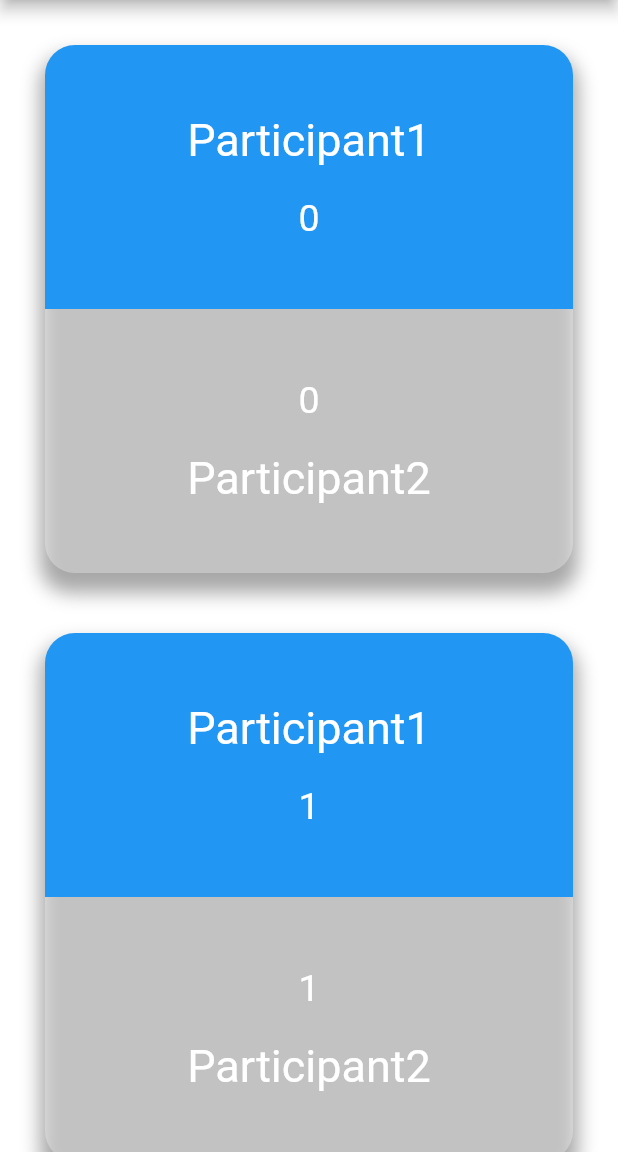
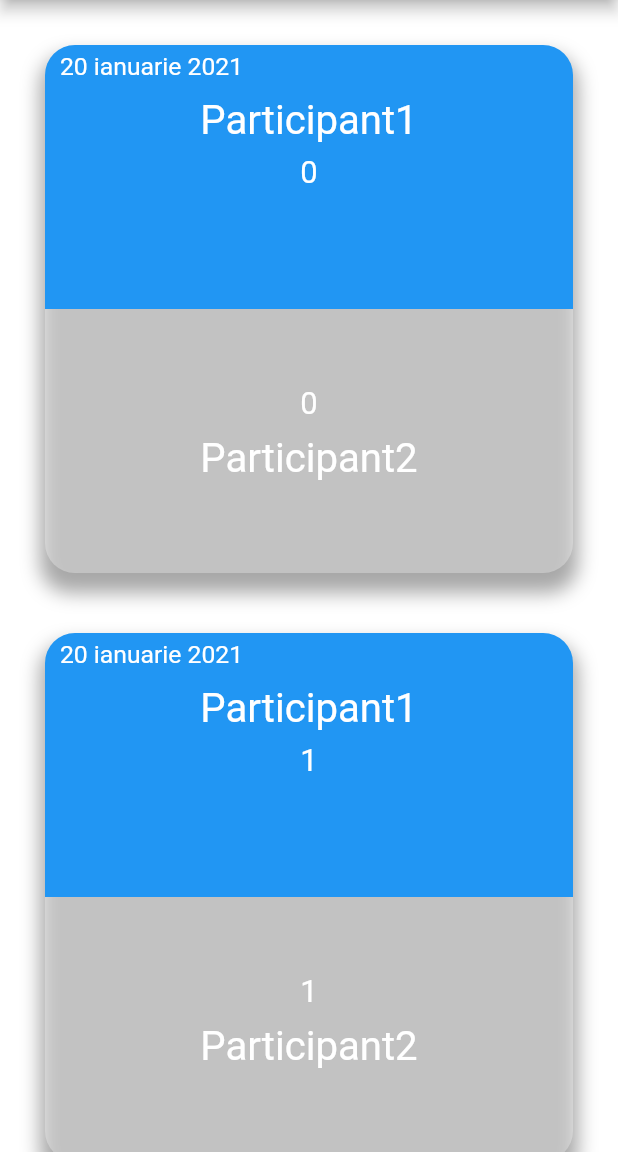
Before and after one commit to divide-et-impera-ltd/pangration-scoreboard, a Flutter app: the screen it shows after launch, on a phone screen of 412 x 824 dp, the part 84-1236 px from its top. Run offline on Flutter 3.47's test engine with Material 2 defaults, Android fonts, the light colour scheme and no system bars; drawn by our look-alikes of auto_size_text; our stand-ins replace sizer.

Commit message:
Added date on card and made it responsive

```diff
--- a/lib/app/models/match.dart
+++ b/lib/app/models/match.dart
@@ -13,5 +13,4 @@ class Match {
   List<Participant> participants;
   String date;
   String result;
-
 }
--- a/lib/main.dart
+++ b/lib/main.dart
@@ -1,7 +1,7 @@
 import 'package:flutter/material.dart';
 
 import 'ui/custom_widgets/grid_cell.dart';
-
+import 'package:sizer/sizer.dart';
 
 // <!-- The core Firebase JS SDK is always required and must be listed first -->
 // <script src="/__/firebase/8.2.4/firebase-app.js"></script>
@@ -47,9 +47,9 @@ class _MyHomePageState extends State<MyHomePage> {
     final Orientation orientation = MediaQuery.of(context).orientation;
     var screenSize = MediaQuery.of(context).size.width;
     int count = 0;
-    if(screenSize < 450) {
+    if(screenSize < 760) {
       count = 1;
-    } else if (orientation == Orientation.portrait) {
+    } else if (screenSize < 1800) {
       count = 2;
     } else {
       count = 3;
--- a/lib/ui/custom_widgets/grid_cell.dart
+++ b/lib/ui/custom_widgets/grid_cell.dart
@@ -14,8 +14,21 @@ class GridCell extends StatelessWidget {
 
   @override
   Widget build(BuildContext context) {
-    // double fs = 30.0 * MediaQuery.of(context).size.width / 414.0;
-    // double resultFontSize = 10.0 * MediaQuery.of(context).size.width / 414.0;
+    double width = MediaQuery.of(context).size.width;
+    double dateScale = 0.015, nameScale = 0.025, scoreScale = 0.02;
+    if(width < 760) {
+      dateScale = 0.04;
+      nameScale = 0.065;
+      scoreScale = 0.05;
+    } else if (width >= 760 && width <1800) {
+      dateScale = 0.025;
+      nameScale = 0.035;
+      scoreScale = 0.03;
+    } if (width < 200) {
+      dateScale = 0.00025;
+      nameScale = 0.00035;
+      scoreScale = 0.0003;
+    }
     return Container(
         decoration: BoxDecoration(
           borderRadius: BorderRadius.all(Radius.circular(20)),
@@ -42,30 +55,39 @@ class GridCell extends StatelessWidget {
                 borderRadius: BorderRadius.only(topLeft: Radius.circular(20),topRight: Radius.circular(20))
               ),
               child: Column(
-                mainAxisAlignment: MainAxisAlignment.center,
+                mainAxisAlignment: MainAxisAlignment.start,
                 children: <Widget>[
+                Container(
+                    alignment: Alignment.topLeft,
+                    margin: EdgeInsets.only(left: 10.0,right: 30.0,top: 5.0),
+                    child:FittedBox(
+                        fit: BoxFit.fill,
+                        child:
+                        AutoSizeText("20 ianuarie 2021",
+                          style: TextStyle(
+                              fontSize: width  * dateScale,
+                              color: Colors.white
+                          ),)
+                    )),
                   Container(
+                    margin:EdgeInsets.only(top:10.0),
                       child:FittedBox(
-                       child:
-                       AutoSizeText("Participant1",
-                         maxLines: 1,
-                         minFontSize: 30.0,
-                         maxFontSize: 50.0,
-                         stepGranularity: 5.0,
-                         style: TextStyle(
-                             color: Colors.white
-                         ),)
+                          fit: BoxFit.fitHeight,
+                          child:
+                          AutoSizeText("Participant1",
+                            style: TextStyle(
+                                fontSize: width  * nameScale,
+                                color: Colors.white
+                            ),)
                       )),
                   Container(
-                    margin: EdgeInsets.only(top: 20.0),
+                    margin: EdgeInsets.only(top: width*0.02,bottom: width*0.005),
                       child:FittedBox(
+                          fit: BoxFit.fitHeight,
                           child:
                           AutoSizeText(count.toString(),
-                            maxLines: 1,
-                            minFontSize: 25.0,
-                            maxFontSize: 30.0,
-                            stepGranularity: 5.0,
                             style: TextStyle(
+                                fontSize: width  * scoreScale,
                                 color: Colors.white
                             ),)
                       ))]
@@ -82,27 +104,24 @@ class GridCell extends StatelessWidget {
                 child: Column(
                     mainAxisAlignment: MainAxisAlignment.center,
                     children: <Widget>[Container(
+                        margin: EdgeInsets.only(top: width*0.005,bottom: width*0.02),
                         child:FittedBox(
+                            fit: BoxFit.fitHeight,
                             child:
                             AutoSizeText(count.toString(),
-                              maxLines: 1,
-                              minFontSize: 25.0,
-                              maxFontSize: 30.0,
-                              stepGranularity: 5.0,
                               style: TextStyle(
+                                  fontSize: width  * scoreScale,
                                   color: Colors.white
                               ),)
                         )),
                       Container(
-                          margin: EdgeInsets.only(top: 20.0),
+                          margin: EdgeInsets.only(bottom:width*0.03),
                           child:FittedBox(
+                              fit: BoxFit.fitHeight,
                               child:
                               AutoSizeText("Participant2",
-                                maxLines: 1,
-                                minFontSize: 30.0,
-                                maxFontSize: 50.0,
-                                stepGranularity: 5.0,
                                 style: TextStyle(
+                                    fontSize: width  * nameScale,
                                     color: Colors.white
                                 ),)
                           ))]
```
